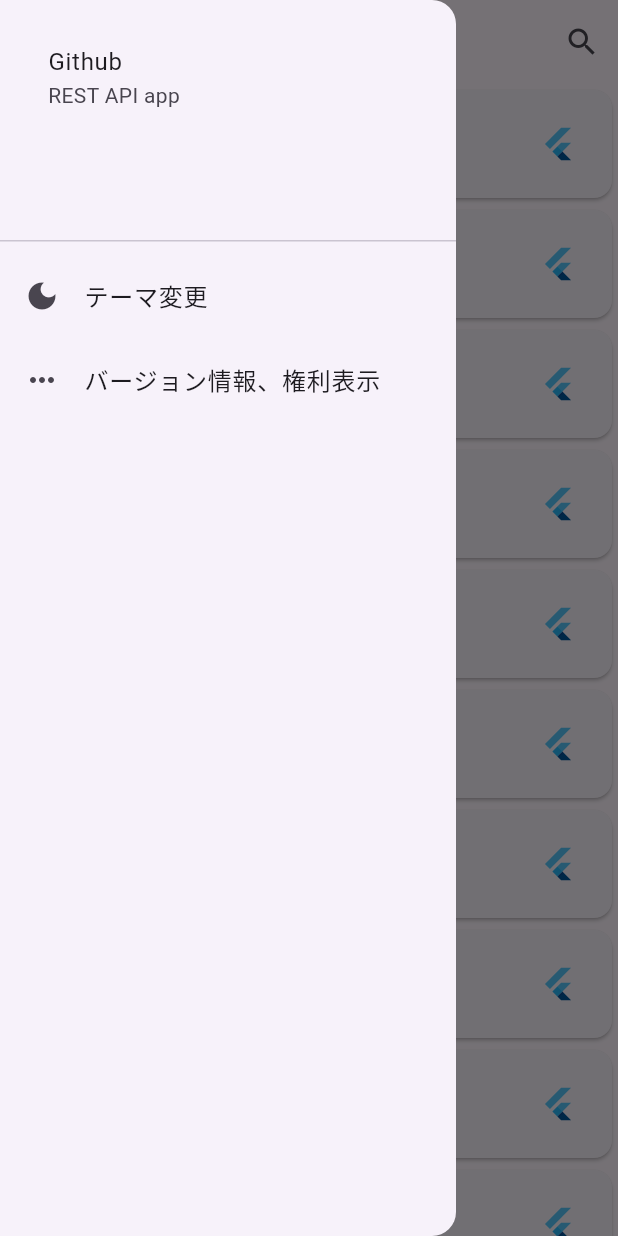
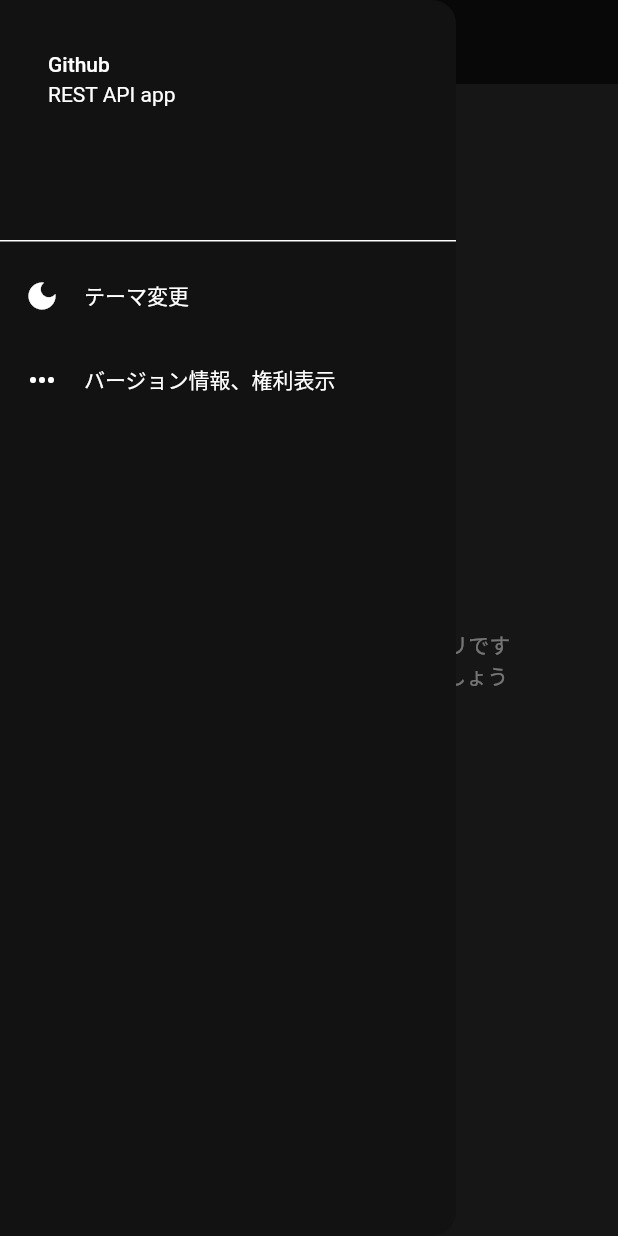
Before and after one commit to shivakibot/github_rest, a Flutter app: the screen it shows after launch, in the side drawer, after a tap on "テーマ変更", on a phone screen of 412 x 824 dp. Run offline on Flutter 3.47's test engine with Material 2 defaults, Android fonts, the phone set to English and light mode, and no system bars; our stand-ins replace cached_network_image, flutter_riverpod, freezed_annotation.

Commit message:
view配下: viewModelとの接続。 動作チェック時にview自体の修正もあり。 current_theme.dart: システムのテーマを検知する要件を満たす為に作成 greeting.dart: 新規追加。動作チェック時に画面追加した方がユーザビリティが向上しそうだったので。 route.dart, setting_drawer.dart, search_action_bar.dart: コンポーネントとして作成 main.dart: テーマ設定追加

```diff
--- a/lib/main.dart
+++ b/lib/main.dart
@@ -1,27 +1,31 @@
 import 'package:flutter/material.dart';
-import 'package:github_rest/view/home.dart';
-import 'package:github_rest/model/route.dart';
+import 'package:flutter_riverpod/flutter_riverpod.dart';
+import 'package:github_rest/view/greeting.dart';
+import 'package:github_rest/view/component/route.dart';
+import 'package:github_rest/viewModel/common.dart';
 
 void main() {
-  runApp(const MyApp());
+  runApp(const ProviderScope(child: MyApp()));
 }
 
-class MyApp extends StatelessWidget {
+class MyApp extends ConsumerWidget{
   const MyApp({super.key});
   @override
-  Widget build(BuildContext context) {
+  Widget build(BuildContext context, WidgetRef ref) {
+    final appTheme = ref.watch(appThemeProvider);
     return MaterialApp(
       debugShowCheckedModeBanner: false,
-      theme: ThemeData(
-          useMaterial3: true,
-          // primaryColor: Colors.green
-          // colorScheme: ColorScheme.fromSwatch().copyWith(
-          //   primary: Colors.purple,
-          //   // secondary: Colors.pink,
-          // )
+      /// Material3 をそのまま適応
+      theme: ThemeData.light().copyWith(
+        useMaterial3: true,
+        colorScheme: const ColorScheme.light(),
       ),
-      themeMode: ThemeMode.system,
-      home: const Home(),
+      darkTheme: ThemeData.dark().copyWith(
+        useMaterial3: true,
+        colorScheme: const ColorScheme.dark(),
+      ),
+      themeMode: appTheme,
+      home: const Greeting(),
       routes: routingMap,
     );
   }
--- a/lib/repository/github_rest.dart
+++ b/lib/repository/github_rest.dart
@@ -70,7 +70,7 @@ class GithubRest {
   void _checkStatusCode(http.Response res) {
     /// 200 以外のケースはエラーハンドリング対応とする
     if (res.statusCode != 200) {
-      throw GithubServerError('${res.statusCode}');
+      throw GithubServerError('status Code: ${res.statusCode}');
     }
   }
 }
--- a/lib/view/component/repository_detail_enum.dart
+++ /dev/null
@@ -1,3 +0,0 @@
-enum RepositoryDetailComponent{
-  name;
-}
--- a/lib/model/route.dart
+++ b/lib/view/component/route.dart
@@ -1,18 +1,18 @@
 import 'package:flutter/material.dart';
-// import '../view/detail.dart';
-import '../view/home.dart';
+import 'package:github_rest/view/greeting.dart';
+import 'package:github_rest/view/home.dart';
 
 /// アプリ ルーティング情報
 /// pushNamed の場合、pathからIDEで view実装に追いづらいのと
 /// スペルミスで実行エラーになるのを解消する為にクラスを作成
 enum AppRoute{
-  home('/home');
-  // detail('/detail');
+  home('/home'),
+  greeting('/greeting');
   final String path;
   const AppRoute(this.path);
 }
 
 final Map<String, WidgetBuilder> routingMap = {
   AppRoute.home.path: (context) => const Home(),
-  // AppRoute.detail.path: (context) => const Detail(),
+  AppRoute.greeting.path: (context) => const Greeting(),
 };
--- /dev/null
+++ b/lib/view/component/search_action_bar.dart
@@ -0,0 +1,62 @@
+import 'package:flutter/material.dart';
+import 'package:flutter_riverpod/flutter_riverpod.dart';
+import 'package:github_rest/viewModel/home_vm.dart';
+import 'package:github_rest/view/component/route.dart';
+import 'package:github_rest/viewModel/common.dart';
+
+final _formKey = GlobalKey<FormState>();
+class SearchActionBar extends ConsumerWidget implements PreferredSizeWidget {
+  final bool fromGreeting;
+  const SearchActionBar({required this.fromGreeting, super.key});
+
+  @override
+  Widget build(BuildContext context, WidgetRef ref) {
+    final homeVM = ref.watch(homeStateNotifier.notifier);
+    final search = ref.watch(searchProvider);
+    return AppBar(
+      key: const ValueKey('searchActionBar'),
+      toolbarHeight: 200,
+      centerTitle: true,
+      title: Form(
+        key: _formKey,
+        child: TextFormField(
+          maxLines: 1,
+          autofocus: fromGreeting,
+          initialValue: search,
+          textInputAction: TextInputAction.search,
+          decoration: const InputDecoration(
+            isDense: true,
+            contentPadding: EdgeInsets.symmetric(vertical: 0),
+            border: InputBorder.none,
+            hintText: 'search repository...',
+            errorStyle: TextStyle(
+              fontSize: 10,
+              height: 1,
+            ),
+          ),
+          validator: (String? value) {
+            if (value == null || value.isEmpty) return '文字列を入力してください';
+            if (value.length > 256) return '検索文字列が長すぎます';
+            return null;
+          },
+          /// 検索を実行する
+          onFieldSubmitted: (value) {
+            if(_formKey.currentState!.validate()){
+              final searchState = ref.read(searchProvider.notifier);
+              searchState.state = value;
+              homeVM.searchRepository();
+              if (fromGreeting) {
+                /// Greeting 画面からの実行は Home 画面に遷移させる
+                Navigator.of(context).pushReplacementNamed(AppRoute.home.path);
+              }
+            }
+          },
+        ),
+      ),
+
+    );
+  }
+
+  @override
+  Size get preferredSize => const Size.fromHeight(kToolbarHeight);
+}
--- a/lib/view/component/setting_drawer.dart
+++ b/lib/view/component/setting_drawer.dart
@@ -1,4 +1,8 @@
 import 'package:flutter/material.dart';
+import 'package:flutter_riverpod/flutter_riverpod.dart';
+import 'package:github_rest/view/extension/current_theme.dart';
+
+import '../../viewModel/common.dart';
 
 class SettingDrawer extends StatelessWidget {
   const SettingDrawer({super.key});
@@ -11,11 +15,10 @@ class SettingDrawer extends StatelessWidget {
         children: [
           const DrawerHeader(
               child: ListTile(
-                key: ValueKey('drawer header'),
-                title: Text('Github'),
-                subtitle: Text('REST API app'),
-              )
-          ),
+            key: ValueKey('drawer header'),
+            title: Text('Github'),
+            subtitle: Text('REST API app'),
+          )),
           _SwitchThemeTile(),
           ListTile(
             key: const ValueKey('etc'),
@@ -35,32 +38,41 @@ class SettingDrawer extends StatelessWidget {
   }
 }
 
-class _SwitchThemeTile extends StatefulWidget{
+class _SwitchThemeTile extends ConsumerStatefulWidget {
   @override
-  State<StatefulWidget> createState() {
+  ConsumerState<ConsumerStatefulWidget> createState() {
     return _SwitchThemeTileState();
   }
-
 }
 
-class _SwitchThemeTileState extends State<_SwitchThemeTile>{
-  bool theme = true;
+class _SwitchThemeTileState extends ConsumerState<_SwitchThemeTile> {
   @override
   Widget build(BuildContext context) {
+    final appTheme = ref.watch(appThemeProvider);
+    final appThemeState = ref.watch(appThemeProvider.notifier);
     return ListTile(
       key: const ValueKey('setting theme'),
-      // leading: Icon(Icons.light_mode),
-      onTap: () => _switch(theme),
+      onTap: () {
+        debugPrint('context.isDarkMode ${context.isDarkMode}');
+        _adoptedDarkMode(context, appTheme)
+            ? appThemeState.state = ThemeMode.light
+            : appThemeState.state = ThemeMode.dark;
+      },
       leading: AnimatedSwitcher(
         duration: const Duration(seconds: 2),
-        child: theme ? const Icon(Icons.light_mode) :  const Icon(Icons.dark_mode),
+        child: _adoptedDarkMode(context, appTheme)
+            ? const Icon(Icons.dark_mode)
+            : const Icon(Icons.light_mode),
       ),
       title: const Text('テーマ変更'),
     );
   }
-  void _switch(bool tap){
-    setState(() {
-      theme = !tap;
-    });
+
+  bool _adoptedDarkMode(BuildContext context,ThemeMode appTheme){
+    /// 端末のテーマモード(ThemeMode.system、不変)が darkかどうか
+    if(appTheme == ThemeMode.system){
+      return context.isDarkMode;
+    }
+    return appTheme == ThemeMode.dark;
   }
 }
--- /dev/null
+++ b/lib/view/extension/current_theme.dart
@@ -0,0 +1,11 @@
+import 'dart:ui';
+import 'package:flutter/widgets.dart';
+
+/// BuildContext Extension<br>
+/// ThemeMode light ,Dark のどちらかが適応されているかをチェックする
+extension DarkMode on BuildContext {
+  bool get isDarkMode {
+    final brightness = MediaQuery.of(this).platformBrightness;
+    return brightness == Brightness.dark;
+  }
+}
--- /dev/null
+++ b/lib/view/greeting.dart
@@ -0,0 +1,44 @@
+import 'package:flutter/material.dart';
+
+import 'component/search_action_bar.dart';
+import 'component/setting_drawer.dart';
+
+/// 最初に遷移する画面<br>
+/// アプリの利用方法の説明をしつつ、ヘッダー内の検索窓にautoFocusし、<br>
+/// そのまま検索が行えるようにする。
+/// 初期表示以降は検索結果画面(=Home)に遷移する。
+class Greeting extends StatelessWidget {
+  const Greeting({super.key});
+
+  @override
+  Widget build(BuildContext context) {
+    final FocusNode focusNode = FocusNode();
+    return Focus(
+      focusNode: focusNode,
+      child: GestureDetector(
+        onTap: () => focusNode.unfocus(),
+        child: SafeArea(
+          child: Scaffold(
+            key: const ValueKey('greeting'),
+            drawer: const SettingDrawer(),
+            appBar: const SearchActionBar(
+              fromGreeting: true,
+            ),
+            body: Center(
+              child: SizedBox(
+                width: MediaQuery.of(context).size.width * 3 / 4,
+                child: const Text(
+                  'Github のリポジトリを検索するアプリです\n'
+                      'トップの検索バーから検索してみましょう',
+                  key: ValueKey('greetingText'),
+                  textAlign: TextAlign.center,
+                ),
+              ),
+            ),
+          ),
+        ),
+      ),
+    );
+  }
+
+}
--- a/lib/view/home.dart
+++ b/lib/view/home.dart
@@ -1,92 +1,147 @@
+import 'package:cached_network_image/cached_network_image.dart';
 import 'package:flutter/material.dart';
-import '../model/schema_owner.dart';
-import '../model/schema_repository.dart';
+import 'package:flutter_riverpod/flutter_riverpod.dart';
+import 'package:github_rest/error/githubServerError.dart';
+import 'package:github_rest/viewModel/home_vm.dart';
+import 'component/search_action_bar.dart';
 import 'component/setting_drawer.dart';
 import 'detail.dart';
 
-const String fullName = 'test';
-const String avatarUrl = 'https://avatars.githubusercontent.com/u/54189261?v=4';
-const String? language = null;
-const int stargazersCount = 0;
-const int watchersCount = 1;
-const int forksCount = 2;
-const int issuesCount = 3;
-const SchemeRepository repo = SchemeRepository(
-    fullName: fullName,
-    owner: SchemeOwner(avatarUrl: avatarUrl),
-    language: language,
-    stargazersCount: stargazersCount,
-    watchersCount: watchersCount,
-    forksCount: forksCount,
-    issuesCount: issuesCount
-);
-class Home extends StatelessWidget {
+class Home extends ConsumerStatefulWidget{
   const Home({super.key});
   @override
+  ConsumerState<ConsumerStatefulWidget> createState() {
+    return HomeState();
+  }
+}
+
+class HomeState extends ConsumerState<Home> {
+  late ScrollController _scrollController;
+  @override
+  void initState() {
+    _scrollController = ScrollController();
+    _scrollController.addListener(() async {
+      if (_scrollController.position.pixels >=
+          _scrollController.position.maxScrollExtent * 0.95) {
+        await ref.read(homeStateNotifier.notifier).addPage();
+      }
+    });
+    super.initState();
+  }
+
+  @override
   Widget build(BuildContext context) {
-    final items = List.filled(10,repo);
-    return SafeArea(
+    /// textFieldの focusを外しやすくする為に
+    /// textField以外のところをタップする unfocus()するよう設定
+    final FocusNode focusNode = FocusNode();
+    final asyncValue = ref.watch(homeStateNotifier);
+    return Focus(
+      focusNode: focusNode,
+        child: GestureDetector(
+          onTap: () => focusNode.unfocus(),
+          child: SafeArea(
             child: Scaffold(
               key: const ValueKey('home'),
               drawer: const SettingDrawer(),
-        appBar: AppBar(
-          centerTitle: true,
-          title: TextFormField(
-            maxLines: 1,
-            decoration: const InputDecoration(
-              border: InputBorder.none,
-              hintText: 'repository',
+              appBar: const SearchActionBar(
+                fromGreeting: false,
               ),
+              body: asyncValue.when(
+                data: (repositories) {
+                  /// 検索結果が0件
+                  if(repositories.isEmpty){
+                    return Center(
+                      child: SizedBox(
+                        width: MediaQuery.of(context).size.width/2,
+                        child: const Text(
+                          '検索結果が\n見つかりませんでした',
+                          textAlign: TextAlign.center,
+                          key: ValueKey('no data'),
                         ),
-          actions: [
-            IconButton(
-              icon: const Icon(Icons.search),
-              onPressed: () {
-                debugPrint('');
-              },
+                      )
+                    );
+                  }
+                  /// 検索結果が1件以上
+                  return ListView.builder(
+                    key: const ValueKey('display data'),
+                    controller: _scrollController,
+                    itemCount: repositories.length + 1,
+                    itemBuilder: (context, index) {
+                      if (index == repositories.length) {
+                        return const Center(
+                          child: Padding(
+                            padding: EdgeInsets.symmetric(vertical: 10),
+                            child: SizedBox(
+                              width: 30,
+                              height: 30,
+                              child: CircularProgressIndicator(),
                             ),
-          ],
-        ),
-        body: ListView.builder(
-          itemBuilder: (context, index) {
-            if (index == items.length) {
-              /// TODO 番兵
-              return Container();
-              // return _LastIndicator(() {
-              //   context.read<TimelineController>().loadNext();
-              // });
+                          )
+                        );
                       }
-            if(index < items.length){
-              final item = items[index];
+                      final item = repositories[index];
                       return Card(
                         child: ListTile(
-                  // onTap: () => Navigator.pushNamed(context, AppRoute.detail.path),
-                  onTap: () => showModalBottomSheet(
+                          onTap: () {
+                            /// GestureDetectorの子 widgetにある onTap()は優先されるはずなので、
+                            /// 検索窓編集中にカードを触るケースについても unfocus()するよう設定
+                            focusNode.unfocus();
+                            showModalBottomSheet(
                               context: context,
                               isScrollControlled: true,
                               builder: (context) {
-                        return const DetailBottomSheet();
+                                return DetailBottomSheet(repo: item,);
                               },
-                  ),
+                            );
+                          },
                           leading: CircleAvatar(
                             backgroundColor: Theme.of(context).primaryColor,
-                    child: const Text(
-                      'A',
-                      style: TextStyle(
-                        color: Colors.white
+                            child: CachedNetworkImage(
+                              imageUrl: item.owner.avatarUrl,
+                              placeholder: (context, url) => const CircularProgressIndicator(),
+                              errorWidget: (context, url, error) => const Icon(Icons.error_outline),
+                            ),
+                          ),
+                          title: Text(item.fullName),
+                        ),
+                      );
+                    },
+                  );
+                },
+                /// エラー表示
+                error: (error, stackTrace) {
+                  String message = '';
+                  if(error.runtimeType == GithubServerError){
+                    final exception = error as GithubServerError;
+                    message = exception.errorCode;
+                  }
+                  return Center(
+                    child: SizedBox(
+                      width: MediaQuery.of(context).size.width/2,
+                      child: Text(
+                        'Github で\nエラーが発生しました\n$message',
+                        textAlign: TextAlign.center,
+                        key: const ValueKey('async error'),
+                      ),
+                    ),
+                  );
+                },
+                /// ローディング表示
+                loading: () {
+                  return Center(
+                    child: SizedBox(
+                      width: MediaQuery.of(context).size.width/5,
+                      height: MediaQuery.of(context).size.width/5,
+                      child: const CircularProgressIndicator(
+                        key: ValueKey('async loading'),
+                      ),
+                    ),
+                  );
+                },
               ),
             ),
           ),
-                  title: Text(item.fullName),
-                  subtitle: const Text('subtitle'),
-                  trailing: const FlutterLogo(),
-                ),
-              );
-            }
-            return null;
-          },
-        ),
-      ),
+        )
     );
   }
 }
--- a/lib/viewModel/home_vm.dart
+++ b/lib/viewModel/home_vm.dart
@@ -19,13 +19,15 @@ class HomeState with _$HomeState {
 
 final repositoryProvider = Provider<GithubRest>((ref) => GithubRest());
 final homeStateNotifier = StateNotifierProvider<HomeStateNotifier, AsyncValue<List<SchemeRepository>>>((ref) {
-  return HomeStateNotifier(ref, ref.watch(repositoryProvider));
+  const initValue = AsyncLoading<List<SchemeRepository>>();
+  return HomeStateNotifier(ref, ref.watch(repositoryProvider), initValue);
 });
 
 class HomeStateNotifier extends StateNotifier<AsyncValue<List<SchemeRepository>>> {
   final Ref ref;
   final GithubRest repo;
-  HomeStateNotifier(this.ref, this.repo):super(const AsyncLoading<List<SchemeRepository>>());
+  final AsyncValue<List<SchemeRepository>> initValue;
+  HomeStateNotifier(this.ref, this.repo, this.initValue):super(initValue);
 
   int _page = 1;
   /// 検索窓の onFieldSubmitted でコール<br>
--- a/pubspec.yaml
+++ b/pubspec.yaml
@@ -43,6 +43,7 @@ dependencies:
   slang:
   slang_flutter:
   http: ^0.13.5
+  cached_network_image: ^3.2.3
 
 dev_dependencies:
   flutter_test:
```
Also changed, not shown: lib/view/detail.dart (+22 -28 lines), pubspec.lock, 2 other files. Lines whose indentation alone changed are shown as unchanged.
